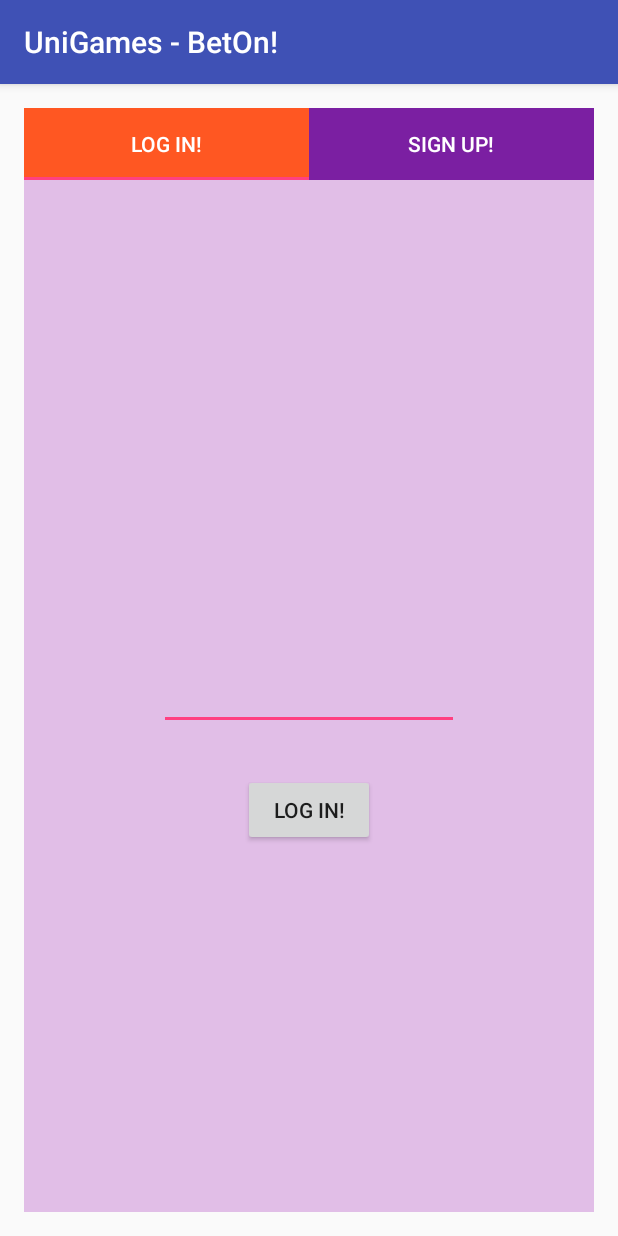
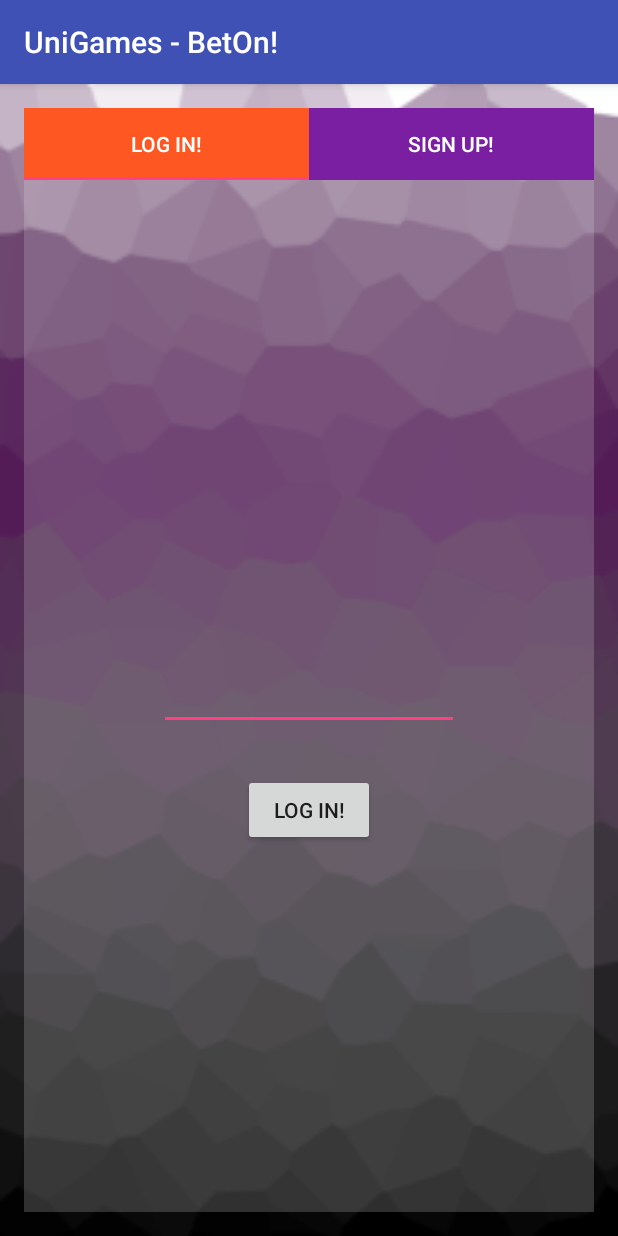
Before and after one commit to juhojo/AndroidAdvProject, an Android app: the screen it shows after launch (LoginActivity), on a phone screen of 412 x 824 dp. Run offline under Robolectric (Android 15) with nearby library versions, the light colour scheme and no system bars.

Commit message:
Use background and give fragments a transparent grey background

```diff
--- a/UniGamesProject/app/src/main/res/layout/activity_login.xml
+++ b/UniGamesProject/app/src/main/res/layout/activity_login.xml
@@ -3,10 +3,6 @@
     xmlns:tools="http://schemas.android.com/tools"
     android:layout_width="match_parent"
     android:layout_height="match_parent"
-    android:paddingBottom="@dimen/activity_vertical_margin"
-    android:paddingLeft="@dimen/activity_horizontal_margin"
-    android:paddingRight="@dimen/activity_horizontal_margin"
-    android:paddingTop="@dimen/activity_vertical_margin"
     tools:context="com.example.juho.unigamesproject.LoginActivity">
 
     <LinearLayout
@@ -15,6 +11,11 @@
         xmlns:tools="http://schemas.android.com/tools"
         android:layout_width="match_parent"
         android:layout_height="match_parent"
+        android:paddingBottom="@dimen/activity_vertical_margin"
+        android:paddingLeft="@dimen/activity_horizontal_margin"
+        android:paddingRight="@dimen/activity_horizontal_margin"
+        android:paddingTop="@dimen/activity_vertical_margin"
+        android:background="@drawable/unigames_bg"
         android:orientation="vertical">
 
         <android.support.design.widget.TabLayout
@@ -31,7 +32,7 @@
             android:id="@+id/viewpager"
             android:layout_width="match_parent"
             android:layout_height="match_parent"
-            android:background="@color/primary_light"/>
+            android:background="@color/greytrans"/>
 
     </LinearLayout>
 </RelativeLayout>
```
